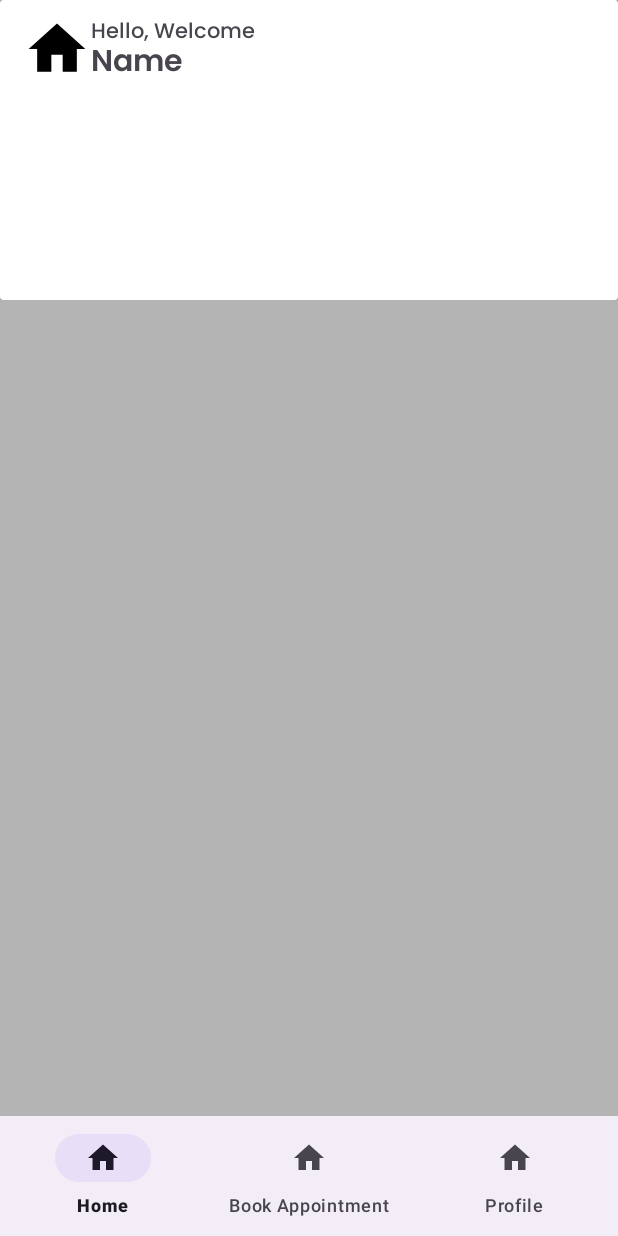
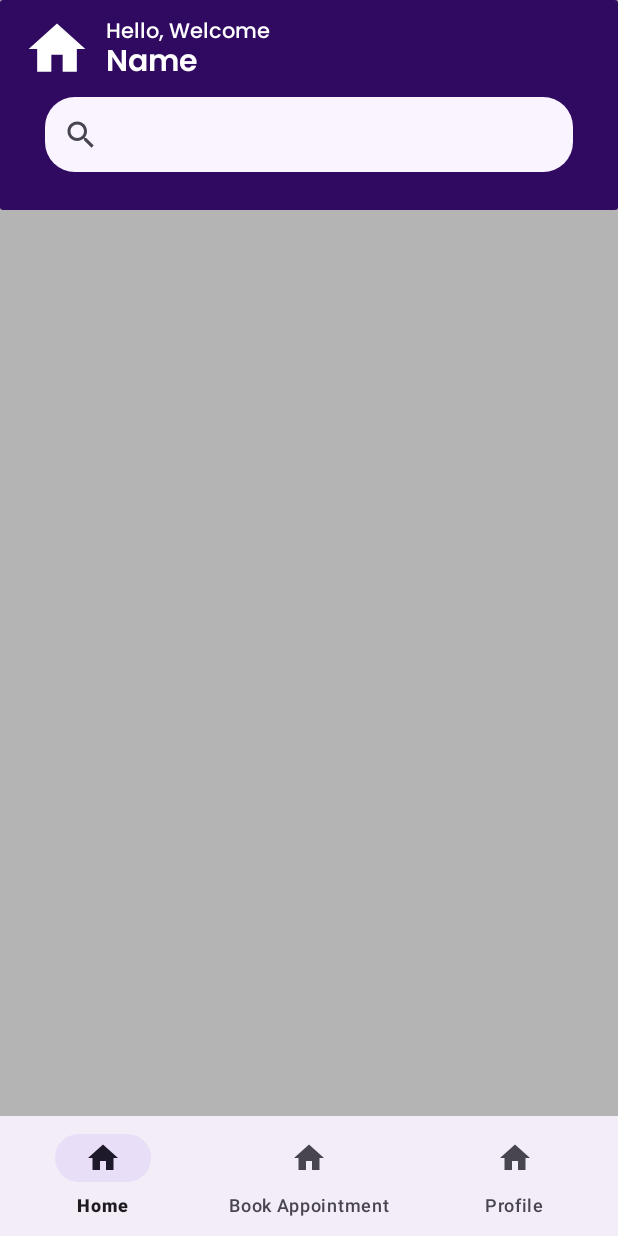
Before and after one commit to DevilSpecial/MedSewa, an Android app: the screen it shows after launch (MainActivity), on a phone screen of 412 x 824 dp. Run offline under Robolectric (Android 15) with nearby library versions, the phone set to English and light mode, and no system bars; our stand-ins replace navigation-ui.

Commit message:
MadePartialHomeFragment

```diff
--- /dev/null
+++ b/app/src/main/res/drawable/sv_bg.xml
@@ -0,0 +1,5 @@
+<?xml version="1.0" encoding="utf-8"?>
+<shape xmlns:android="http://schemas.android.com/apk/res/android">
+<solid android:color="#F9F4FF"/>
+    <corners android:radius="20dp"/>
+</shape>
--- a/app/src/main/res/layout/fragment_home.xml
+++ b/app/src/main/res/layout/fragment_home.xml
@@ -9,15 +9,20 @@
 <androidx.constraintlayout.widget.ConstraintLayout
     android:layout_width="match_parent"
     android:layout_height="match_parent">
+
     <androidx.cardview.widget.CardView
+        android:id="@+id/cardView"
         android:layout_width="match_parent"
-        android:layout_height="200dp"
+        android:layout_height="wrap_content"
         app:layout_constraintEnd_toEndOf="parent"
         app:layout_constraintStart_toStartOf="parent"
         app:layout_constraintTop_toTopOf="parent">
+
         <androidx.constraintlayout.widget.ConstraintLayout
             android:layout_width="match_parent"
-                android:layout_height="match_parent">
+            android:layout_height="match_parent"
+            android:background="#300A61"
+            android:paddingBottom="25dp">
 
             <ImageView
                 android:id="@+id/imageView"
@@ -27,30 +32,52 @@
                 android:layout_marginTop="10dp"
                 android:src="@drawable/baseline_home_24"
                 app:layout_constraintStart_toStartOf="parent"
-                    app:layout_constraintTop_toTopOf="parent" />
+                app:layout_constraintTop_toTopOf="parent"
+                app:tint="@color/white" />
 
             <TextView
                 android:id="@+id/tv_hello"
-                    android:layout_marginTop="10dp"
                 android:layout_width="wrap_content"
                 android:layout_height="wrap_content"
+                android:layout_marginStart="10dp"
+                android:layout_marginTop="10dp"
                 android:fontFamily="@font/poppins_medium"
                 android:text="Hello, Welcome"
+                android:textColor="@color/white"
                 app:layout_constraintStart_toEndOf="@+id/imageView"
                 app:layout_constraintTop_toTopOf="parent" />
 
             <TextView
+                android:id="@+id/textView"
+
                 android:layout_width="wrap_content"
                 android:layout_height="wrap_content"
+                android:layout_marginStart="10dp"
                 android:layout_marginTop="15dp"
                 android:fontFamily="@font/poppins_semibold"
                 android:text="Name"
+                android:textColor="@color/white"
                 android:textSize="20sp"
                 app:layout_constraintStart_toEndOf="@+id/imageView"
                 app:layout_constraintTop_toTopOf="@+id/tv_hello" />
 
+            <SearchView
+                android:layout_width="match_parent"
+                android:layout_height="50dp"
+                android:layout_marginHorizontal="30dp"
+                android:layout_marginTop="5dp"
+                android:background="@drawable/sv_bg"
+                android:queryHint="Search Doctor, Medecines...."
+                app:iconifiedByDefault="false"
+                app:layout_constraintEnd_toEndOf="parent"
+                app:layout_constraintStart_toStartOf="parent"
+                app:layout_constraintTop_toBottomOf="@+id/textView" />
         </androidx.constraintlayout.widget.ConstraintLayout>
+    </androidx.cardview.widget.CardView>
 
-    </androidx.cardview.widget.CardView>
+    <androidx.recyclerview.widget.RecyclerView
+        android:layout_width="match_parent"
+        android:layout_height="wrap_content"
+        app:layout_constraintTop_toBottomOf="@+id/cardView" />
 </androidx.constraintlayout.widget.ConstraintLayout>
 </androidx.core.widget.NestedScrollView>
```
Also changed, not shown: app/src/main/res/drawable/dotted_line.xml (added, +9 -0 lines), app/src/main/res/layout/medecing_card_view.xml (added, +31 -0 lines). Lines whose indentation alone changed are shown as unchanged.
